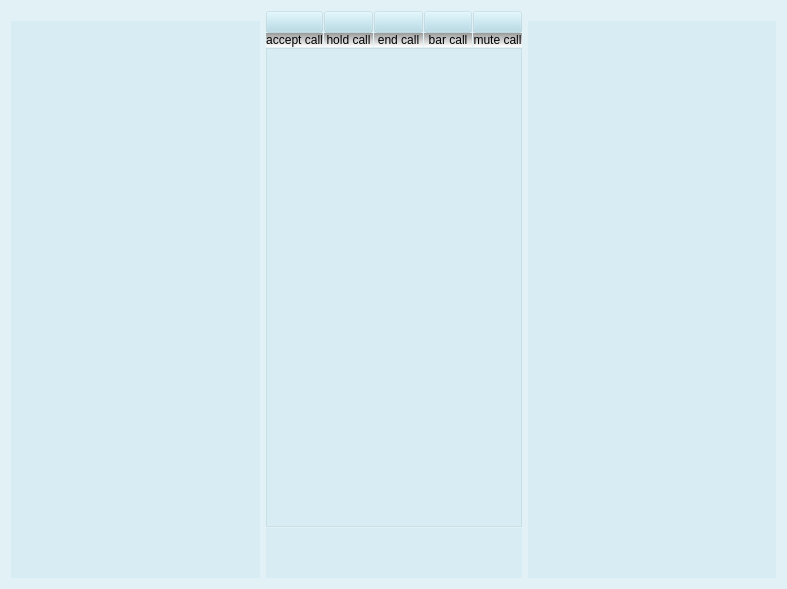
Old version of the form etu.ui in the repository gurpartap007/qtmop.
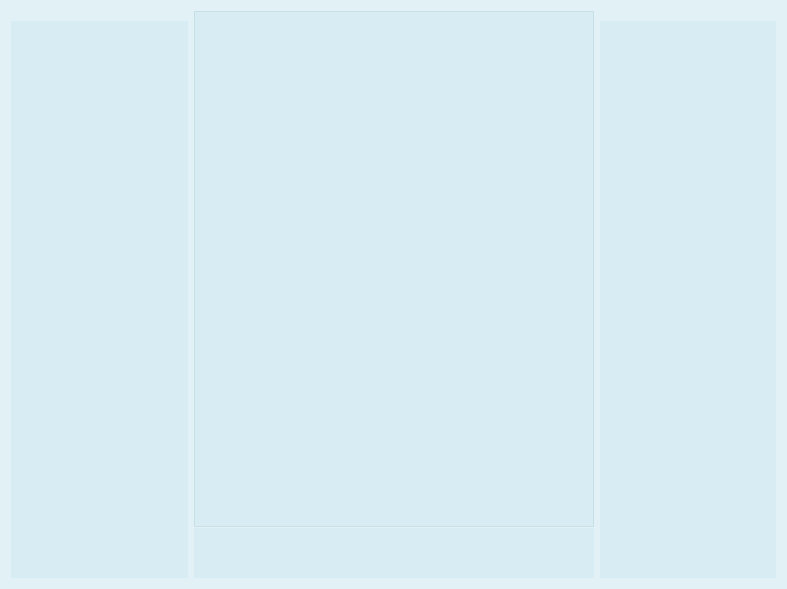
New version of the form. Icons and pictures are not drawn.

Commit message: optimized multiple call handling with setting states of accept,hold buttons according to call state , automatic clearing of Call objects

What changed in the file:
```diff
--- a/etu.ui
+++ b/etu.ui
@@ -52,131 +52,11 @@
      </property>
      <item>
       <layout class="QHBoxLayout" name="horizontalLayout">
-       <item>
-        <layout class="QVBoxLayout" name="verticalLayout">
-         <property name="spacing">
-          <number>0</number>
-         </property>
-         <item>
-          <widget class="QPushButton" name="accept_call_button">
-           <property name="styleSheet">
-            <string notr="true">QPushButton:pressed{background-color: rgb(157, 255, 157); }
-QPushButton{background-color: qlineargradient(spread:pad, x1:0.5, y0.8:0, x2:1, y1:0, stop:0 rgba(240, 240, 240, 150), stop:1 rgba(255, 255, 255, 255));}
-</string>
-           </property>
-           <property name="text">
-            <string/>
-           </property>
-           <property name="icon">
-            <iconset resource="icons.qrc">
-             <normaloff>:/images/green_call_button.png</normaloff>:/images/green_call_button.png</iconset>
-           </property>
-           <property name="iconSize">
-            <size>
-             <width>90</width>
-             <height>90</height>
-            </size>
-           </property>
-          </widget>
-         </item>
-         <item>
-          <widget class="QLabel" name="accept_call_label">
-           <property name="styleSheet">
-            <string notr="true">background-color: qlineargradient(spread:pad, x2:1, y1:1, x1:1, y2:0, stop:1 rgba(150, 150, 150, 240), stop:0 rgba(255, 255, 255, 255));
-</string>
-           </property>
-           <property name="text">
-            <string>accept call</string>
-           </property>
-           <property name="alignment">
-            <set>Qt::AlignCenter</set>
-           </property>
-          </widget>
-         </item>
-        </layout>
-       </item>
        <item>
         <layout class="QVBoxLayout" name="verticalLayout_2">
          <property name="spacing">
           <number>0</number>
          </property>
-         <item>
-          <widget class="QPushButton" name="hold_call_button">
-           <property name="styleSheet">
-            <string notr="true">QPushButton:pressed{background-color: rgb(157, 255, 157); }
-QPushButton{background-color: qlineargradient(spread:pad, x1:0.5, y0.8:0, x2:1, y1:0, stop:0 rgba(240, 240, 240, 150), stop:1 rgba(255, 255, 255, 255));}
-</string>
-           </property>
-           <property name="text">
-            <string/>
-           </property>
-           <property name="icon">
-            <iconset resource="icons.qrc">
-             <normaloff>:/images/hold_call.png</normaloff>:/images/hold_call.png</iconset>
-           </property>
-           <property name="iconSize">
-            <size>
-             <width>90</width>
-             <height>90</height>
-            </size>
-           </property>
-          </widget>
-         </item>
-         <item>
-          <widget class="QLabel" name="hold_call_label">
-           <property name="styleSheet">
-            <string notr="true">background-color: qlineargradient(spread:pad, x2:1, y1:1, x1:1, y2:0, stop:1 rgba(150, 150, 150, 240), stop:0 rgba(255, 255, 255, 255));</string>
-           </property>
-           <property name="text">
-            <string>hold call</string>
-           </property>
-           <property name="alignment">
-            <set>Qt::AlignCenter</set>
-           </property>
-          </widget>
-         </item>
-        </layout>
-       </item>
-       <item>
-        <layout class="QVBoxLayout" name="verticalLayout_3">
-         <property name="spacing">
-          <number>0</number>
-         </property>
-         <item>
-          <widget class="QPushButton" name="end_call_button">
-           <property name="styleSheet">
-            <string notr="true">QPushButton:pressed{background-color: rgb(255, 194, 192); }
-QPushButton{background-color: qlineargradient(spread:pad, x1:0.5, y0.8:0, x2:1, y1:0, stop:0 rgba(240, 240, 240, 150), stop:1 rgba(255, 255, 255, 255));}
-</string>
-           </property>
-           <property name="text">
-            <string/>
-           </property>
-           <property name="icon">
-            <iconset resource="icons.qrc">
-             <normaloff>:/images/red_stop_button.png</normaloff>:/images/red_stop_button.png</iconset>
-           </property>
-           <property name="iconSize">
-            <size>
-             <width>90</width>
-             <height>90</height>
-            </size>
-           </property>
-          </widget>
-         </item>
-         <item>
-          <widget class="QLabel" name="end_call_label">
-           <property name="styleSheet">
-            <string notr="true">background-color: qlineargradient(spread:pad, x2:1, y1:1, x1:1, y2:0, stop:1 rgba(150, 150, 150, 240), stop:0 rgba(255, 255, 255, 255));</string>
-           </property>
-           <property name="text">
-            <string>end call</string>
-           </property>
-           <property name="alignment">
-            <set>Qt::AlignCenter</set>
-           </property>
-          </widget>
-         </item>
         </layout>
        </item>
        <item>
@@ -184,42 +64,6 @@
          <property name="spacing">
           <number>0</number>
          </property>
-         <item>
-          <widget class="QPushButton" name="bar_call_button">
-           <property name="styleSheet">
-            <string notr="true">QPushButton:pressed{background-color: rgb(179, 179, 179); }
-QPushButton{background-color: qlineargradient(spread:pad, x1:0.5, y0.8:0, x2:1, y1:0, stop:0 rgba(240, 240, 240, 150), stop:1 rgba(255, 255, 255, 255));}
-
-</string>
-           </property>
-           <property name="text">
-            <string/>
-           </property>
-           <property name="icon">
-            <iconset resource="icons.qrc">
-             <normaloff>:/images/end_call.png</normaloff>:/images/end_call.png</iconset>
-           </property>
-           <property name="iconSize">
-            <size>
-             <width>90</width>
-             <height>90</height>
-            </size>
-           </property>
-          </widget>
-         </item>
-         <item>
-          <widget class="QLabel" name="bar_call_label">
-           <property name="styleSheet">
-            <string notr="true">background-color: qlineargradient(spread:pad, x2:1, y1:1, x1:1, y2:0, stop:1 rgba(150, 150, 150, 240), stop:0 rgba(255, 255, 255, 255));</string>
-           </property>
-           <property name="text">
-            <string>bar call</string>
-           </property>
-           <property name="alignment">
-            <set>Qt::AlignCenter</set>
-           </property>
-          </widget>
-         </item>
         </layout>
        </item>
        <item>
@@ -227,48 +71,25 @@
          <property name="spacing">
           <number>0</number>
          </property>
-         <item>
-          <widget class="QPushButton" name="mute_call_button">
-           <property name="styleSheet">
-            <string notr="true">QPushButton:pressed{background-color: rgb(179, 179, 179); }
-QPushButton{background-color: qlineargradient(spread:pad, x1:0.5, y0.8:0, x2:1, y1:0, stop:0 rgba(240, 240, 240, 150), stop:1 rgba(255, 255, 255, 255));}
-
-</string>
-           </property>
-           <property name="text">
-            <string/>
-           </property>
-           <property name="icon">
-            <iconset resource="icons.qrc">
-             <normaloff>:/images/mute_call.png</normaloff>:/images/mute_call.png</iconset>
-           </property>
-           <property name="iconSize">
-            <size>
-             <width>90</width>
-             <height>90</height>
-            </size>
-           </property>
-          </widget>
-         </item>
-         <item>
-          <widget class="QLabel" name="mute_call_label">
-           <property name="styleSheet">
-            <string notr="true">background-color: qlineargradient(spread:pad, x2:1, y1:1, x1:1, y2:0, stop:1 rgba(150, 150, 150, 240), stop:0 rgba(255, 255, 255, 255));</string>
-           </property>
-           <property name="text">
-            <string>mute call</string>
-           </property>
-           <property name="alignment">
-            <set>Qt::AlignCenter</set>
-           </property>
-          </widget>
-         </item>
         </layout>
        </item>
       </layout>
      </item>
      <item>
-      <widget class="QListWidget" name="call_queue"/>
+      <widget class="QListWidget" name="call_queue">
+       <property name="sizePolicy">
+        <sizepolicy hsizetype="Minimum" vsizetype="Expanding">
+         <horstretch>0</horstretch>
+         <verstretch>0</verstretch>
+        </sizepolicy>
+       </property>
+       <property name="minimumSize">
+        <size>
+         <width>400</width>
+         <height>0</height>
+        </size>
+       </property>
+      </widget>
      </item>
      <item>
       <widget class="QLabel" name="bottom_area">
```
Left out of the diff: 4 changed lines with no effect on the pictures. The commit also changes 9 other files.
